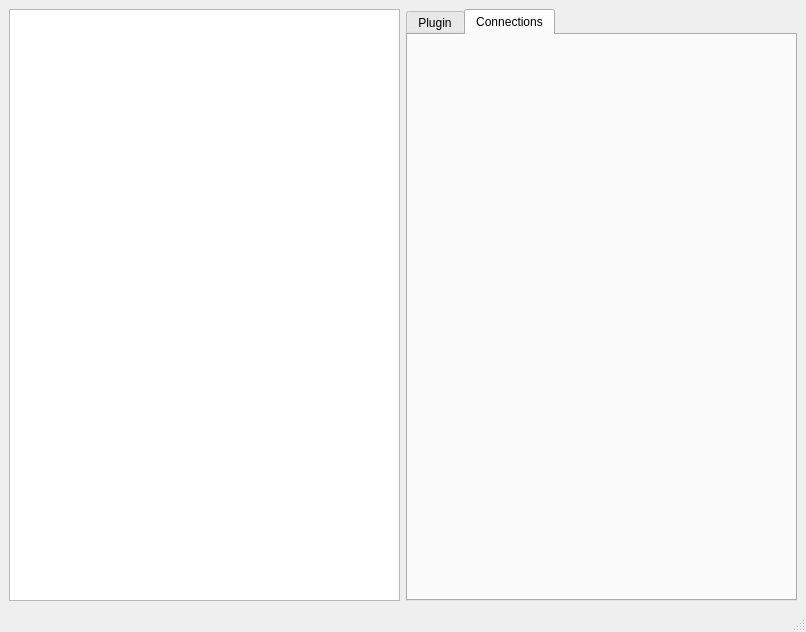
The window that ui/gui/qt_new/overview.ui (TUB-Control/PaPI) describes before a commit, drawn with Qt 5.
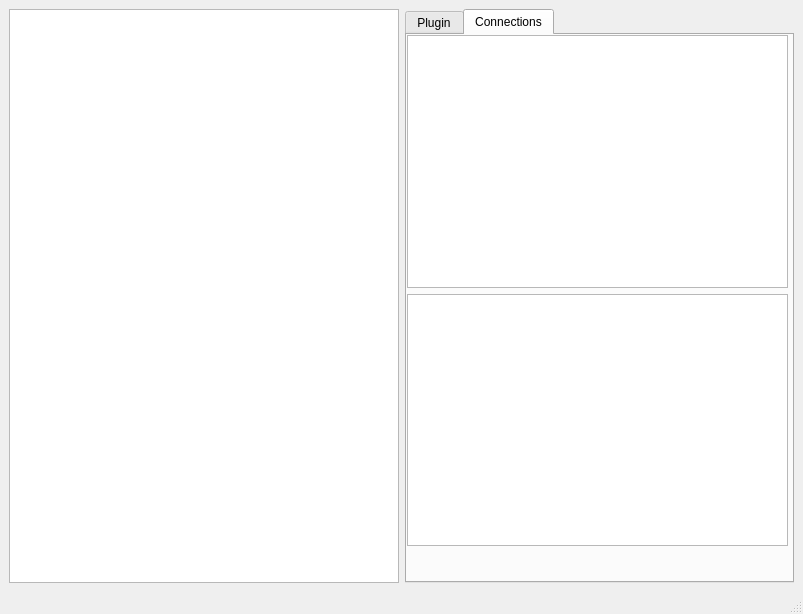
The same window after the commit. The open tabs and pages were chosen to show the change.

```diff
--- a/ui/gui/qt_new/overview.ui
+++ b/ui/gui/qt_new/overview.ui
@@ -6,15 +6,15 @@
    <rect>
     <x>0</x>
     <y>0</y>
-    <width>806</width>
-    <height>632</height>
+    <width>803</width>
+    <height>614</height>
    </rect>
   </property>
   <property name="windowTitle">
    <string>MainWindow</string>
   </property>
   <widget class="QWidget" name="centralwidget">
-   <layout class="QVBoxLayout" name="verticalLayout">
+   <layout class="QHBoxLayout" name="horizontalLayout_3">
     <item>
      <layout class="QHBoxLayout" name="horizontalLayout">
       <item>
@@ -201,6 +201,24 @@
          <attribute name="title">
           <string>Connections</string>
          </attribute>
+         <widget class="QWidget" name="verticalLayoutWidget">
+          <property name="geometry">
+           <rect>
+            <x>0</x>
+            <y>0</y>
+            <width>381</width>
+            <height>511</height>
+           </rect>
+          </property>
+          <layout class="QVBoxLayout" name="verticalLayout">
+           <item>
+            <widget class="QTreeView" name="subscribersTree"/>
+           </item>
+           <item>
+            <widget class="QTreeView" name="subscriptionsTree"/>
+           </item>
+          </layout>
+         </widget>
         </widget>
        </widget>
       </item>
```
Left out of the diff: 4 changed lines with no effect on the pictures.
